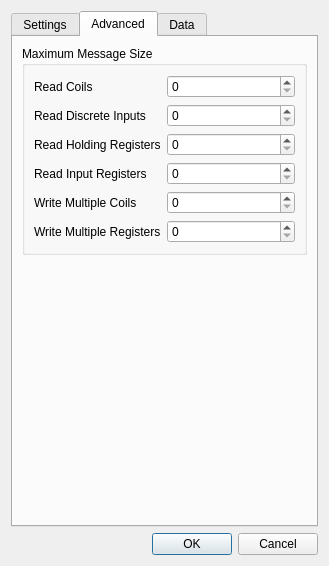
Before: the Qt Designer form src/client/gui/dialogs/client_dialogdevice.ui in gzmorell/ModbusTools, drawn with Qt 5.
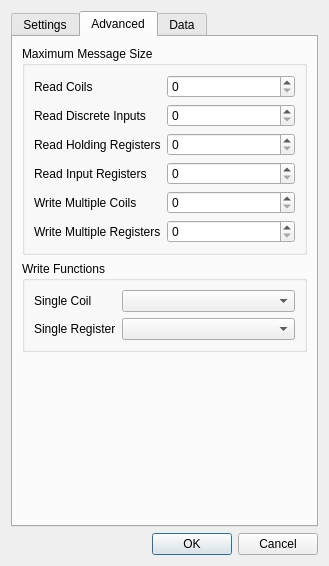
After: the same form once the commit is applied. The open tabs and pages were chosen to show the change.

Commit message: Add device settings for write function of  single coil/reg

```diff
--- a/src/client/gui/dialogs/client_dialogdevice.ui
+++ b/src/client/gui/dialogs/client_dialogdevice.ui
@@ -335,6 +335,35 @@
          </layout>
         </widget>
        </item>
+       <item>
+        <widget class="QGroupBox" name="groupBox">
+         <property name="title">
+          <string>Write Functions</string>
+         </property>
+         <layout class="QFormLayout" name="formLayout_6">
+          <item row="0" column="0">
+           <widget class="QLabel" name="label_30">
+            <property name="text">
+             <string>Single Coil</string>
+            </property>
+           </widget>
+          </item>
+          <item row="0" column="1">
+           <widget class="QComboBox" name="cmbFuncWriteSingleCoil"/>
+          </item>
+          <item row="1" column="0">
+           <widget class="QLabel" name="label_29">
+            <property name="text">
+             <string>Single Register</string>
+            </property>
+           </widget>
+          </item>
+          <item row="1" column="1">
+           <widget class="QComboBox" name="cmbFuncWriteSingleRegister"/>
+          </item>
+         </layout>
+        </widget>
+       </item>
        <item>
         <spacer name="verticalSpacer">
          <property name="orientation">
```
The commit also changes 7 other files.
